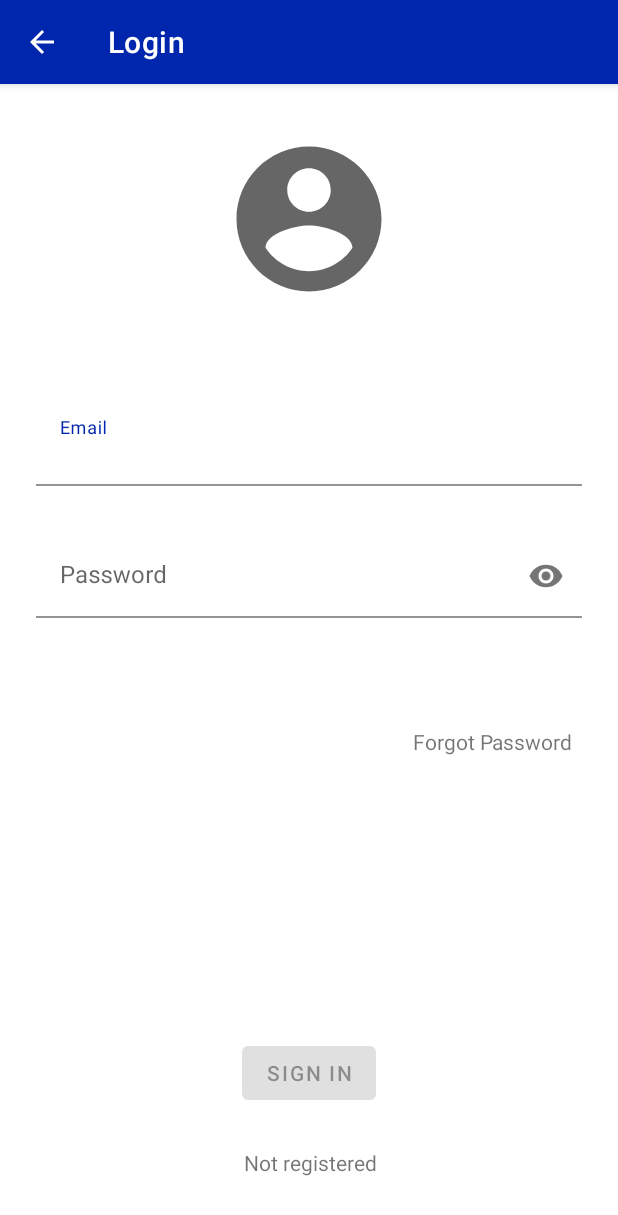
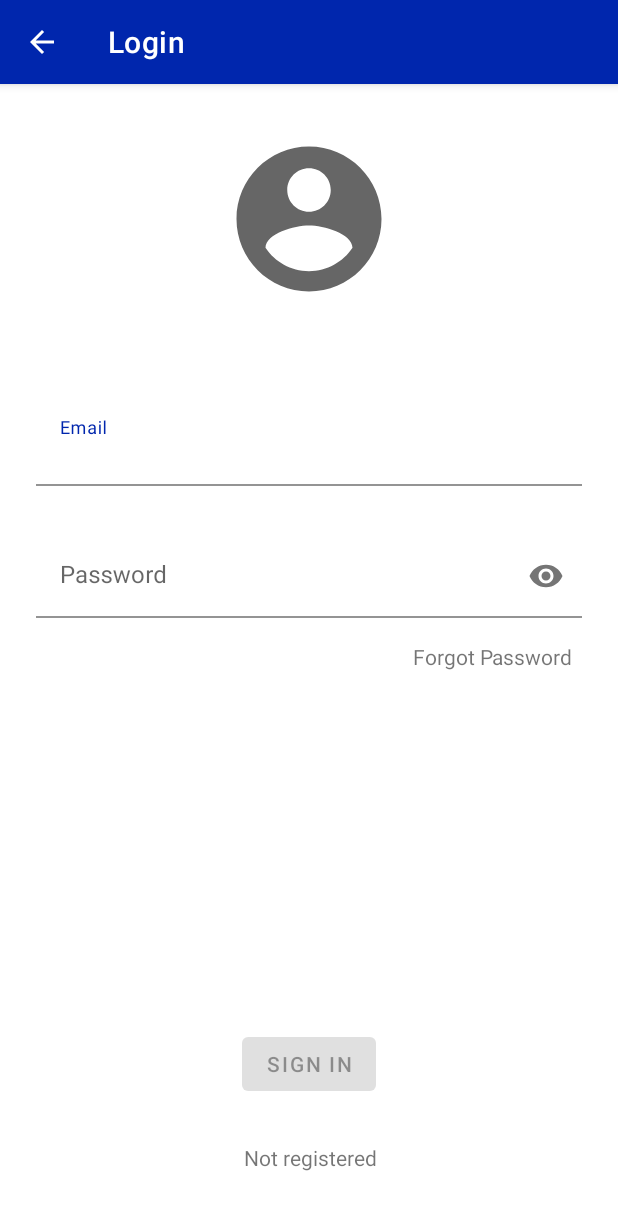
Before and after one commit to GioRigamonti/MyFITapp, an Android app: the Login screen opened directly, with no data from a screen before it, on a phone screen of 412 x 824 dp. Shown: the top 1215 px of the screen. Run offline under Robolectric (Android 15) with nearby library versions, the light colour scheme and no system bars.

Commit message:
Update content_activity_login.xml

```diff
--- a/MyFITapp/app/src/main/res/layout/content_activity_login.xml
+++ b/MyFITapp/app/src/main/res/layout/content_activity_login.xml
@@ -103,15 +103,13 @@
         android:id="@+id/link_forgot_password"
         android:layout_width="wrap_content"
         android:layout_height="wrap_content"
-        android:layout_marginTop="35dp"
-        android:layout_marginBottom="320dp"
+        android:layout_marginTop="16dp"
         android:clickable="true"
         android:text="@string/forgot_password"
-        app:layout_constraintBottom_toBottomOf="parent"
         app:layout_constraintEnd_toEndOf="parent"
         app:layout_constraintHorizontal_bias="0.901"
         app:layout_constraintStart_toStartOf="parent"
-        app:layout_constraintTop_toBottomOf="@+id/user_password" />
+        app:layout_constraintTop_toBottomOf="@+id/password" />
 
 
     <TextView
```
